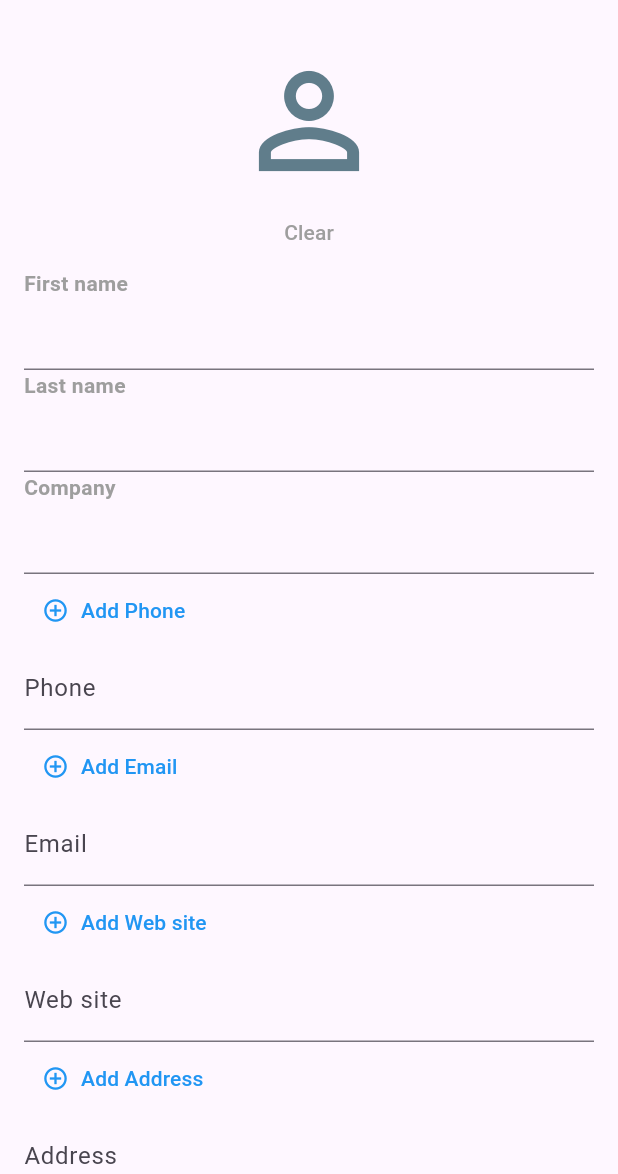
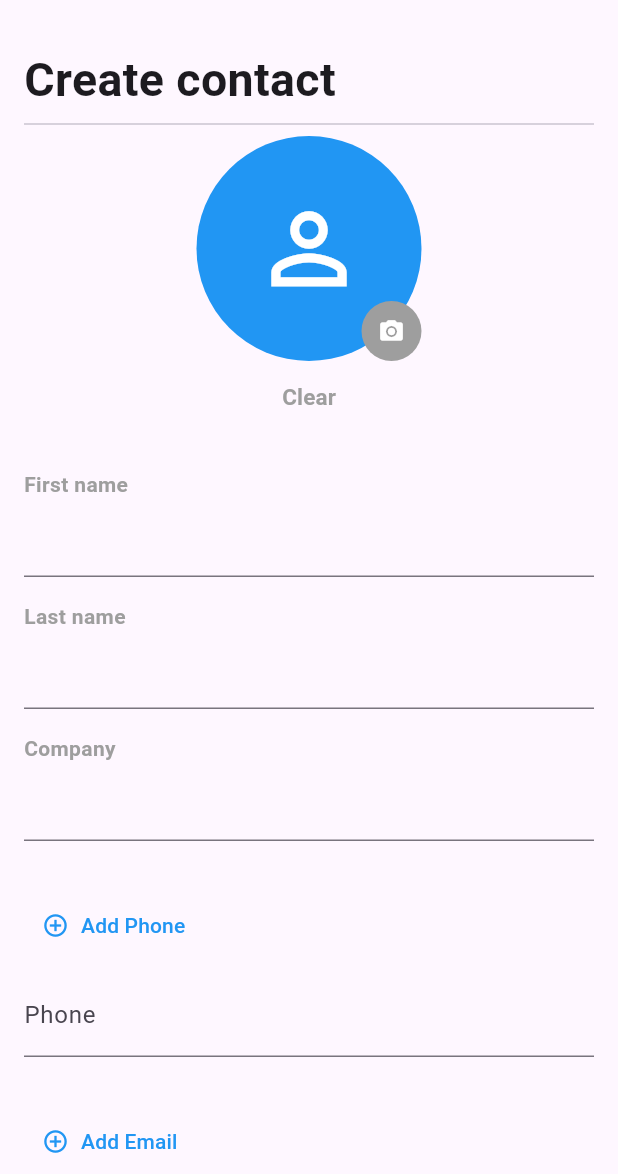
Before and after one commit to shinee0130/contactsafe, a Flutter app: the AddContactScreen screen opened by its route, on a phone screen of 412 x 824 dp, the part 62-1236 px from its top. Run offline on Flutter 3.47's test engine with Material 3 defaults, Android fonts, the phone set to English and light mode, and no system bars; our stand-ins replace flutter_contacts, image_picker.

Commit message:
contact screen fixes

```diff
--- a/lib/presentation/screens/contacts_screen/add_contact_screen.dart
+++ b/lib/presentation/screens/contacts_screen/add_contact_screen.dart
@@ -1,6 +1,8 @@
 import 'package:flutter/material.dart';
 import 'package:flutter_contacts/flutter_contacts.dart';
-import '../../../common/theme/app_colors.dart'; // Assuming you have this
+import 'package:image_picker/image_picker.dart';
+import '../../../common/theme/app_colors.dart';
+import 'dart:typed_data'; // Import for Uint8List
 
 class AddContactScreen extends StatefulWidget {
   const AddContactScreen({super.key});
@@ -10,6 +12,7 @@ class AddContactScreen extends StatefulWidget {
 }
 
 class _AddContactScreenState extends State<AddContactScreen> {
+  Uint8List? _selectedPhoto;
   final TextEditingController _firstNameController = TextEditingController();
   final TextEditingController _lastNameController = TextEditingController();
   final TextEditingController _companyController = TextEditingController();
@@ -41,7 +44,7 @@ class _AddContactScreenState extends State<AddContactScreen> {
   Future<void> _saveContact() async {
     String firstName = _firstNameController.text.trim();
     String lastName = _lastNameController.text.trim();
-    _companyController.text.trim();
+    String company = _companyController.text.trim(); // Get company
 
     List<Phone> phones =
         _phoneControllers.map((c) => Phone(c.text.trim())).toList();
@@ -54,10 +57,14 @@ class _AddContactScreenState extends State<AddContactScreen> {
 
     Contact newContact = Contact(
       name: Name(first: firstName, last: lastName),
+      organizations: [
+        Organization(company: company),
+      ], // Wrap in a List<Organization>
       phones: phones,
       emails: emails,
       websites: websites,
       addresses: addresses,
+      photo: _selectedPhoto,
     );
 
     try {
@@ -66,6 +73,49 @@ class _AddContactScreenState extends State<AddContactScreen> {
     } catch (e) {
       print('Error saving contact: $e');
     }
+  }
+
+  Future<void> _changePhoto() async {
+    final ImagePicker picker = ImagePicker();
+    final XFile? image = await picker.pickImage(source: ImageSource.gallery);
+    if (image != null) {
+      final bytes = await image.readAsBytes();
+      setState(() {
+        _selectedPhoto = bytes;
+      });
+    }
+  }
+
+  void _clearPhoto() {
+    setState(() {
+      _selectedPhoto = null;
+    });
+  }
+
+  Widget _buildAvatar() {
+    return Stack(
+      alignment: Alignment.bottomRight,
+      children: [
+        _selectedPhoto != null
+            ? CircleAvatar(
+              radius: 75,
+              backgroundImage: MemoryImage(_selectedPhoto!),
+            )
+            : const CircleAvatar(
+              radius: 75,
+              backgroundColor: AppColors.primary,
+              child: Icon(Icons.person_outline, size: 75, color: Colors.white),
+            ),
+        GestureDetector(
+          onTap: _changePhoto,
+          child: const CircleAvatar(
+            radius: 20,
+            backgroundColor: Colors.grey,
+            child: Icon(Icons.camera_alt, size: 18, color: Colors.white),
+          ),
+        ),
+      ],
+    );
   }
 
   @override
@@ -96,28 +146,28 @@ class _AddContactScreenState extends State<AddContactScreen> {
       body: SingleChildScrollView(
         padding: const EdgeInsets.all(16.0),
         child: Column(
-          crossAxisAlignment: CrossAxisAlignment.center,
+          crossAxisAlignment: CrossAxisAlignment.start,
           children: [
-            Column(
-              children: [
-                const Icon(
-                  Icons.person_outline,
-                  size: 100,
-                  color: Colors.blueGrey,
-                ),
-                TextButton(
-                  onPressed: () {
-                    // TODO: Implement clear/change photo functionality
-                    print('Clear/Change photo');
-                  },
-                  child: const Text(
-                    'Clear',
-                    style: TextStyle(color: Colors.grey),
+            const Text(
+              'Create contact',
+              style: TextStyle(fontSize: 31.0, fontWeight: FontWeight.bold),
+            ),
+            const Divider(),
+            Center(child: _buildAvatar()),
+            Center(
+              child: TextButton(
+                onPressed: _clearPhoto,
+                child: const Text(
+                  'Clear',
+                  style: TextStyle(
+                    color: Colors.grey,
+                    fontSize: 15,
+                    fontWeight: FontWeight.bold,
                   ),
                 ),
-              ],
+              ),
             ),
-            const SizedBox(),
+            const SizedBox(height: 16),
             _buildTextField(
               labelText: 'First name',
               controller: _firstNameController,
@@ -130,7 +180,7 @@ class _AddContactScreenState extends State<AddContactScreen> {
               labelText: 'Company',
               controller: _companyController,
             ),
-            const SizedBox(),
+            const SizedBox(height: 16),
             _buildAddableSection(
               label: 'Phone',
               controllers: _phoneControllers,
@@ -179,7 +229,7 @@ class _AddContactScreenState extends State<AddContactScreen> {
     required TextEditingController controller,
   }) {
     return Padding(
-      padding: const EdgeInsets.symmetric(vertical: 0),
+      padding: const EdgeInsets.symmetric(vertical: 8.0),
       child: Column(
         crossAxisAlignment: CrossAxisAlignment.start,
         children: [
@@ -190,7 +240,7 @@ class _AddContactScreenState extends State<AddContactScreen> {
               color: Colors.grey,
             ),
           ),
-          const SizedBox(height: 0),
+          const SizedBox(height: 4),
           TextField(
             controller: controller,
             decoration: const InputDecoration(border: UnderlineInputBorder()),
@@ -210,7 +260,7 @@ class _AddContactScreenState extends State<AddContactScreen> {
       crossAxisAlignment: CrossAxisAlignment.start,
       children: [
         Padding(
-          padding: const EdgeInsets.symmetric(vertical: 0),
+          padding: const EdgeInsets.symmetric(vertical: 8.0),
           child: TextButton.icon(
             onPressed: onAdd,
             icon: const Icon(
@@ -229,7 +279,7 @@ class _AddContactScreenState extends State<AddContactScreen> {
           itemCount: controllers.length,
           itemBuilder: (context, index) {
             return Padding(
-              padding: const EdgeInsets.only(bottom: 0),
+              padding: const EdgeInsets.only(bottom: 8.0),
               child: TextField(
                 controller: controllers[index],
                 decoration: InputDecoration(
@@ -242,7 +292,7 @@ class _AddContactScreenState extends State<AddContactScreen> {
             );
           },
         ),
-        const SizedBox(height: 0),
+        const SizedBox(height: 16),
       ],
     );
   }
--- a/lib/presentation/screens/contacts_screen/edit_contact_screen.dart
+++ b/lib/presentation/screens/contacts_screen/edit_contact_screen.dart
@@ -102,8 +102,10 @@ class _EditContactScreenState extends State<EditContactScreen> {
   Future<void> _saveContact() async {
     try {
       await FlutterContacts.updateContact(_updatedContact);
+      // ignore: use_build_context_synchronously
       Navigator.pop(context);
     } catch (e) {
+      // ignore: avoid_print
       print('Error updating contact: $e');
     }
   }
@@ -111,9 +113,12 @@ class _EditContactScreenState extends State<EditContactScreen> {
   Future<void> _deleteContact() async {
     try {
       await FlutterContacts.deleteContact(widget.contact);
+      // ignore: use_build_context_synchronously
       Navigator.pop(context); // Go back
+      // ignore: use_build_context_synchronously
       Navigator.pop(context); // Go back to contacts screen
     } catch (e) {
+      // ignore: avoid_print
       print('Error deleting contact: $e');
       // Optionally show an error message
     }
--- a/pubspec.yaml
+++ b/pubspec.yaml
@@ -36,6 +36,7 @@ dependencies:
   cupertino_icons: ^1.0.8
   flutter_contacts: ^1.1.9+2
   permission_handler: ^12.0.0+1
+  image_picker: ^1.1.2
 
 dev_dependencies:
   flutter_test:
```
Also changed, not shown: lib/presentation/screens/contacts_screen/contact_detail_screen.dart (+26 -27 lines), lib/presentation/screens/contacts_screen/contact_files_screen.dart (+42 -14 lines), lib/presentation/screens/contacts_screen/contact_notes_screen.dart (+33 -12 lines), pubspec.lock, 6 other files.
